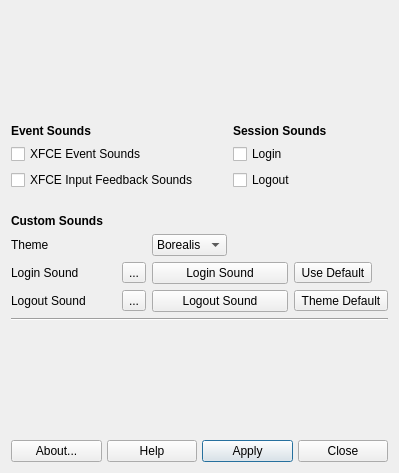
Old version of the form mxsystemsounds.ui in the repository MX-Linux/mx-system-sounds.
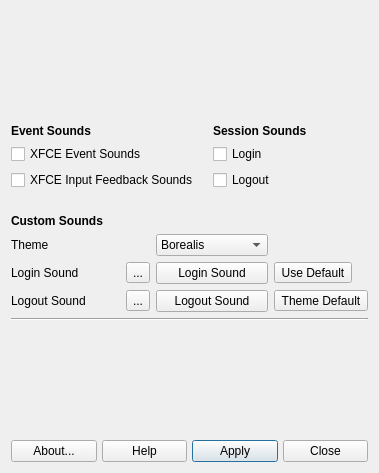
New version of the form. Icons and pictures are not drawn.

Commit message: adjusted some logic in selection boxes

```diff
--- a/mxsystemsounds.ui
+++ b/mxsystemsounds.ui
@@ -122,15 +122,6 @@
        </property>
       </widget>
      </item>
-     <item row="5" column="3">
-      <widget class="QComboBox" name="comboBox_theme">
-       <item>
-        <property name="text">
-         <string>Borealis</string>
-        </property>
-       </item>
-      </widget>
-     </item>
      <item row="6" column="0" colspan="2">
       <widget class="QLabel" name="label_3">
        <property name="text">
@@ -233,6 +224,15 @@
        </property>
       </widget>
      </item>
+     <item row="5" column="3" colspan="2">
+      <widget class="QComboBox" name="comboBox_theme">
+       <item>
+        <property name="text">
+         <string>Borealis</string>
+        </property>
+       </item>
+      </widget>
+     </item>
     </layout>
    </item>
    <item row="2" column="0">
```
The commit also changes 1 other file.
